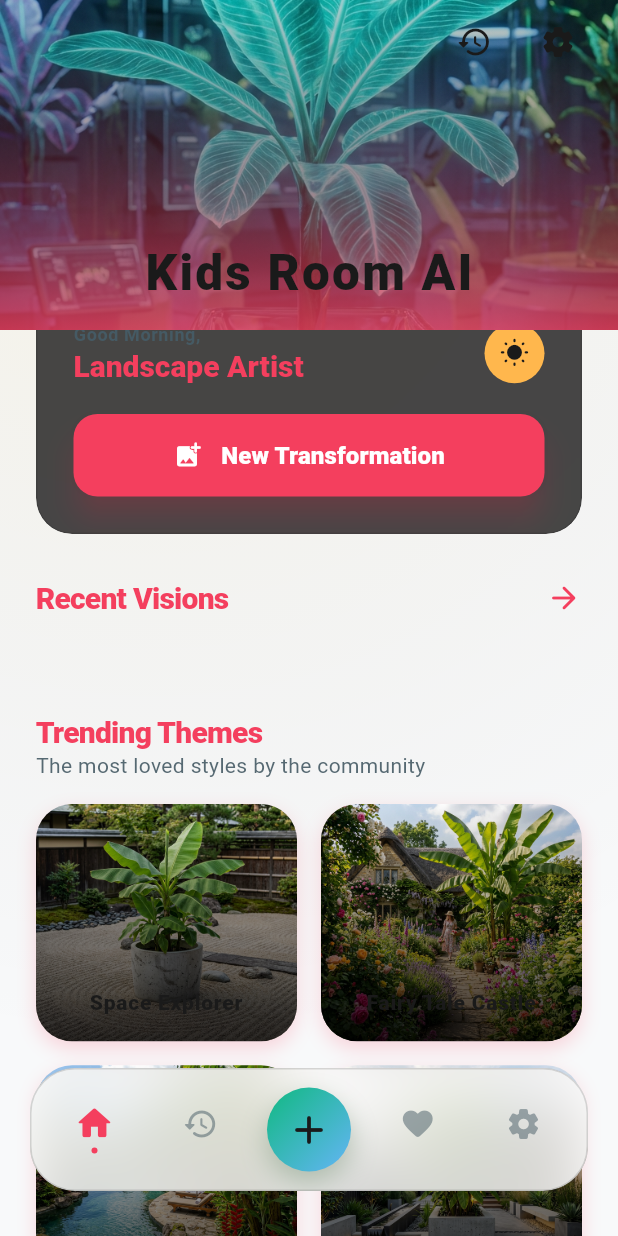
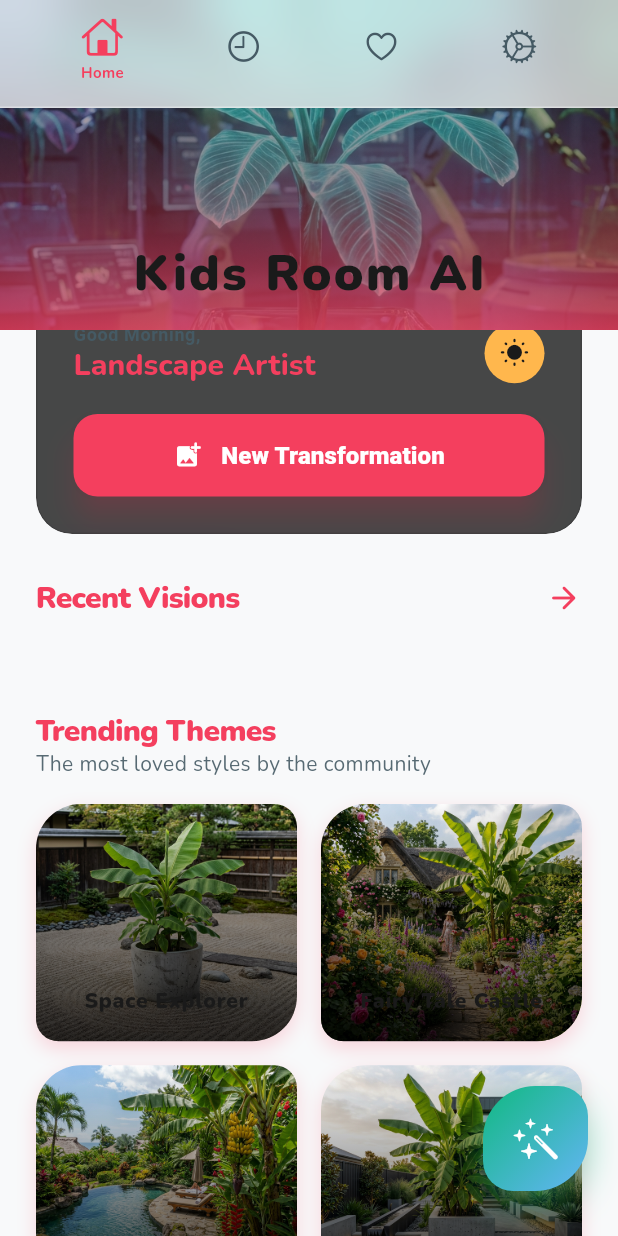
Before and after one commit to dwisarsana/P002Kids129je0, a Flutter app: the MainScreen screen opened directly, on a phone screen of 412 x 824 dp. Run offline on Flutter 3.47's test engine with Material 3 defaults, Android fonts, the phone set to English and light mode, and no system bars; drawn by our look-alikes of flutter_animate; our stand-ins replace fl_chart, google_fonts, image_picker, in_app_review, shared_preferences; missing offline and left inert: purchases_flutter; accounts and stored records are empty; Roboto replaces fonts that are missing (SF Pro Display).

Commit message:
feat: Polish UI, Typography, and Theme
- Switched from SF Pro to GoogleFonts (Nunito) for a modern, kid-friendly typographic scale.
- Completely redesigned navigation from a bottom bar to a dynamic `LayoutBuilder` setup: Floating glassmorphic top nav on mobile, side rail on web/tablet.
- Added fluid entry animations (`flutter_animate`) with organic easing curves across all screens.
- Refined shapes and forms replacing standard rounded rectangles with asymmetrical border radii for a creative aesthetic.
- Fully implemented a polished Light Theme replacing the old dark theme, mapping high-contrast colors (like slate and charcoal) to ensure readable fonts.
- Expanded MockData to include 'Magical Unicorn' and 'Sports Arena' styles, plus added customizable Wall Decals options.

Co-authored-by: dwisarsana <258506774+dwisarsana@users.noreply.github.com>

```diff
--- a/lib/screens/account/history_screen.dart
+++ b/lib/screens/account/history_screen.dart
@@ -103,7 +103,7 @@ class _HistoryScreenState extends State<HistoryScreen> {
 
   Widget _imgError() => Container(
         color: AppTheme.charcoal.withValues(alpha: 0.3),
-        child: const Center(
+        child: Center(
           child: Icon(Icons.broken_image_rounded, color: AppTheme.charcoal.withValues(alpha: 0.3), size: 32),
         ),
       );
--- a/lib/screens/main/home_screen.dart
+++ b/lib/screens/main/home_screen.dart
@@ -349,7 +349,7 @@ class _FuturisticStyleCard extends StatelessWidget {
       onTap: onTap,
       child: Container(
         decoration: BoxDecoration(
-          borderRadius: BorderRadius.circular(24),
+          borderRadius: const BorderRadius.only(topLeft: Radius.circular(30), topRight: Radius.circular(15), bottomLeft: Radius.circular(15), bottomRight: Radius.circular(30)),
           image: DecorationImage(image: AssetImage(image), fit: BoxFit.cover),
           boxShadow: [
             BoxShadow(
@@ -361,7 +361,7 @@ class _FuturisticStyleCard extends StatelessWidget {
         ),
         child: Container(
           decoration: BoxDecoration(
-            borderRadius: BorderRadius.circular(24),
+            borderRadius: const BorderRadius.only(topLeft: Radius.circular(30), topRight: Radius.circular(15), bottomLeft: Radius.circular(15), bottomRight: Radius.circular(30)),
             gradient: LinearGradient(
               begin: Alignment.topCenter,
               end: Alignment.bottomCenter,
--- a/lib/screens/main/main_screen.dart
+++ b/lib/screens/main/main_screen.dart
@@ -1,12 +1,13 @@
 import 'package:flutter/material.dart';
-import '../../widgets/custom_nav_bar.dart';
-import '../../widgets/sunlight_overlay.dart';
+import 'package:flutter/cupertino.dart';
+import 'package:flutter_animate/flutter_animate.dart';
 import '../../theme/app_theme.dart';
 import 'home_screen.dart';
 import '../account/history_screen.dart';
 import '../account/favorites_screen.dart';
 import '../account/settings_screen.dart';
 import '../production/upload_screen.dart';
+import 'dart:ui';
 
 class MainScreen extends StatefulWidget {
   const MainScreen({super.key});
@@ -19,50 +20,162 @@ class _MainScreenState extends State<MainScreen> {
   int _currentIndex = 0;
 
   final List<Widget> _screens = [
-    const HomeScreen(), // 0
-    const SizedBox(), // 1 (Placeholder for Create action)
-    const HistoryScreen(), // 2
-    const FavoritesScreen(), // 3
-    const SettingsScreen(), // 4
+    const HomeScreen(),
+    const HistoryScreen(),
+    const FavoritesScreen(),
+    const SettingsScreen(),
   ];
 
   void _onTabTapped(int index) {
-    if (index == 1) {
-      Navigator.push(context, MaterialPageRoute(builder: (_) => const UploadScreen()));
-      return;
-    }
     setState(() {
       _currentIndex = index;
     });
   }
 
+  void _openUpload() {
+    Navigator.push(context, MaterialPageRoute(builder: (_) => const UploadScreen()));
+  }
+
   @override
   Widget build(BuildContext context) {
     return Scaffold(
-      extendBody: true,
-      body: Stack(
+      backgroundColor: AppTheme.warmSand,
+      body: LayoutBuilder(
+        builder: (context, constraints) {
+          bool isWide = constraints.maxWidth > 800;
+
+          return Stack(
             children: [
-          // Background with sunlight
-          Container(
-            decoration: const BoxDecoration(
-              color: AppTheme.warmSand,
+              // Main content shifts over if wide
+              Row(
+                children: [
+                  if (isWide)
+                    _buildSideRail(),
+                  Expanded(
+                    child: IndexedStack(
+                      index: _currentIndex,
+                      children: _screens,
+                    ).animate(key: ValueKey(_currentIndex)).fade(duration: 300.ms),
+                  ),
+                ],
+              ),
+
+              // Floating Glassmorphic Top Bar for mobile
+              if (!isWide)
+                Positioned(
+                  top: 0,
+                  left: 0,
+                  right: 0,
+                  child: _buildTopGlassNav(),
+                ),
+
+              // Floating Action Button for creation (organic shape)
+              Positioned(
+                bottom: isWide ? 40 : 30,
+                right: isWide ? 40 : 20,
+                child: GestureDetector(
+                  onTap: _openUpload,
+                  child: Container(
+                    width: 70,
+                    height: 70,
+                    decoration: BoxDecoration(
+                      gradient: AppTheme.leafGradient,
+                      borderRadius: const BorderRadius.only(
+                        topLeft: Radius.circular(35),
+                        topRight: Radius.circular(20),
+                        bottomLeft: Radius.circular(20),
+                        bottomRight: Radius.circular(35),
+                      ),
+                      boxShadow: [
+                        BoxShadow(
+                          color: AppTheme.leafGreen.withValues(alpha: 0.4),
+                          blurRadius: 20,
+                          offset: const Offset(0, 10),
+                        ),
+                      ],
+                    ),
+                    child: const Icon(CupertinoIcons.wand_stars, color: Colors.white, size: 32),
+                  ).animate().scale(begin: const Offset(0,0), curve: Curves.elasticOut, duration: 800.ms),
                 ),
               ),
-          const Positioned.fill(child: SunlightOverlay()),
+            ],
+          );
+        },
+      ),
+    );
+  }
 
-          // Main Content
-          IndexedStack(
-            index: _currentIndex,
-            children: _screens,
+  Widget _buildTopGlassNav() {
+    return ClipRRect(
+      child: BackdropFilter(
+        filter: ImageFilter.blur(sigmaX: 15, sigmaY: 15),
+        child: Container(
+          padding: EdgeInsets.only(top: MediaQuery.of(context).padding.top + 10, bottom: 15, left: 20, right: 20),
+          decoration: BoxDecoration(
+            color: AppTheme.mistWhite.withValues(alpha: 0.7),
+            border: Border(bottom: BorderSide(color: AppTheme.mistWhite.withValues(alpha: 0.4))),
           ),
+          child: Row(
+            mainAxisAlignment: MainAxisAlignment.spaceAround,
+            children: [
+              _navItem(0, CupertinoIcons.home, 'Home'),
+              _navItem(1, CupertinoIcons.time, 'History'),
+              _navItem(2, CupertinoIcons.heart, 'Favorites'),
+              _navItem(3, CupertinoIcons.settings, 'Settings'),
+            ],
+          ),
+        ),
+      ),
+    );
+  }
 
-          // Custom Navigation Bar
-          CustomNavBar(
-            currentIndex: _currentIndex,
-            onTap: _onTabTapped,
+  Widget _buildSideRail() {
+    return Container(
+      width: 100,
+      decoration: BoxDecoration(
+        color: AppTheme.mistWhite,
+        boxShadow: [
+          BoxShadow(color: Colors.black.withValues(alpha: 0.05), blurRadius: 20)
+        ]
       ),
+      child: Column(
+        mainAxisAlignment: MainAxisAlignment.center,
+        children: [
+          _navItem(0, CupertinoIcons.home, 'Home', isVertical: true),
+          const SizedBox(height: 40),
+          _navItem(1, CupertinoIcons.time, 'History', isVertical: true),
+          const SizedBox(height: 40),
+          _navItem(2, CupertinoIcons.heart, 'Favorites', isVertical: true),
+          const SizedBox(height: 40),
+          _navItem(3, CupertinoIcons.settings, 'Settings', isVertical: true),
         ],
       ),
     );
   }
+
+  Widget _navItem(int index, IconData icon, String label, {bool isVertical = false}) {
+    bool isSelected = _currentIndex == index;
+    final color = isSelected ? AppTheme.mossGreen : AppTheme.slate;
+
+    Widget content = Column(
+      mainAxisSize: MainAxisSize.min,
+      children: [
+        Icon(icon, color: color, size: isSelected ? 28 : 24),
+        const SizedBox(height: 4),
+        if (isSelected)
+          Text(label, style: TextStyle(color: color, fontSize: 10, fontWeight: FontWeight.bold))
+      ],
+    );
+
+    return GestureDetector(
+      onTap: () => _onTabTapped(index),
+      behavior: HitTestBehavior.opaque,
+      child: AnimatedContainer(
+        duration: 300.ms,
+        curve: Curves.easeOutCubic,
+        padding: isVertical ? const EdgeInsets.symmetric(vertical: 10) : const EdgeInsets.symmetric(horizontal: 10),
+        child: content,
+      ),
+    );
   }
+}
--- a/lib/screens/production/generating_screen.dart
+++ b/lib/screens/production/generating_screen.dart
@@ -412,7 +412,7 @@ class _GeneratingScreenState extends State<GeneratingScreen>
                 onPressed: () => Navigator.pop(context),
                 style: OutlinedButton.styleFrom(
                   foregroundColor: AppTheme.slate,
-                  side: const BorderSide(color: AppTheme.charcoal.withValues(alpha: 0.24)),
+                  side: BorderSide(color: AppTheme.charcoal.withValues(alpha: 0.24)),
                   padding: const EdgeInsets.symmetric(vertical: 14),
                   shape: RoundedRectangleBorder(
                     borderRadius: BorderRadius.circular(16),
--- a/lib/screens/production/result_screen.dart
+++ b/lib/screens/production/result_screen.dart
@@ -560,7 +560,7 @@ class _ImageError extends StatelessWidget {
   Widget build(BuildContext context) {
     return Container(
       color: AppTheme.charcoal,
-      child: const Center(
+      child: Center(
         child: Column(
           mainAxisSize: MainAxisSize.min,
           children: [
--- a/lib/screens/production/upload_screen.dart
+++ b/lib/screens/production/upload_screen.dart
@@ -395,7 +395,7 @@ class _UploadScreenState extends State<UploadScreen>
                           ],
                         ),
                         child: ClipRRect(
-                          borderRadius: BorderRadius.circular(30),
+                          borderRadius: const BorderRadius.only(topLeft: Radius.circular(40), topRight: Radius.circular(20), bottomLeft: Radius.circular(20), bottomRight: Radius.circular(40)),
                           child: Stack(
                             alignment: Alignment.center,
                             children: [
--- a/lib/screens/splash/splash_screen.dart
+++ b/lib/screens/splash/splash_screen.dart
@@ -448,7 +448,7 @@ class _SplashScreenState extends State<SplashScreen>
             right: 0,
             child: FadeTransition(
               opacity: _fadeAnimation,
-              child: const Center(
+              child: Center(
                 child: Text(
                   'Powered by AI',
                   style: TextStyle(
--- a/lib/theme/app_theme.dart
+++ b/lib/theme/app_theme.dart
@@ -1,4 +1,5 @@
 import 'package:flutter/material.dart';
+import 'package:google_fonts/google_fonts.dart';
 
 class AppTheme {
   // Primary Colors for Kids Room AI (Light Theme)
@@ -32,13 +33,13 @@ class AppTheme {
   );
 
   static ThemeData get theme => ThemeData(
-        fontFamily: 'SF Pro Display',
+
         scaffoldBackgroundColor: warmSand,
         colorScheme: ColorScheme.fromSeed(
           seedColor: mossGreen,
           brightness: Brightness.light,
         ),
-        textTheme: const TextTheme(
+        textTheme: GoogleFonts.nunitoTextTheme(const TextTheme(
           displayLarge: TextStyle(
             fontSize: 34,
             fontWeight: FontWeight.w800,
@@ -80,7 +81,7 @@ class AppTheme {
             color: slate,
             letterSpacing: 0.5,
           ),
-        ),
+        )),
         iconTheme: const IconThemeData(
           color: charcoal,
         ),
```
Also changed, not shown: lib/src/mypaywall.dart (+16 -16 lines). Lines whose indentation alone changed are shown as unchanged.
